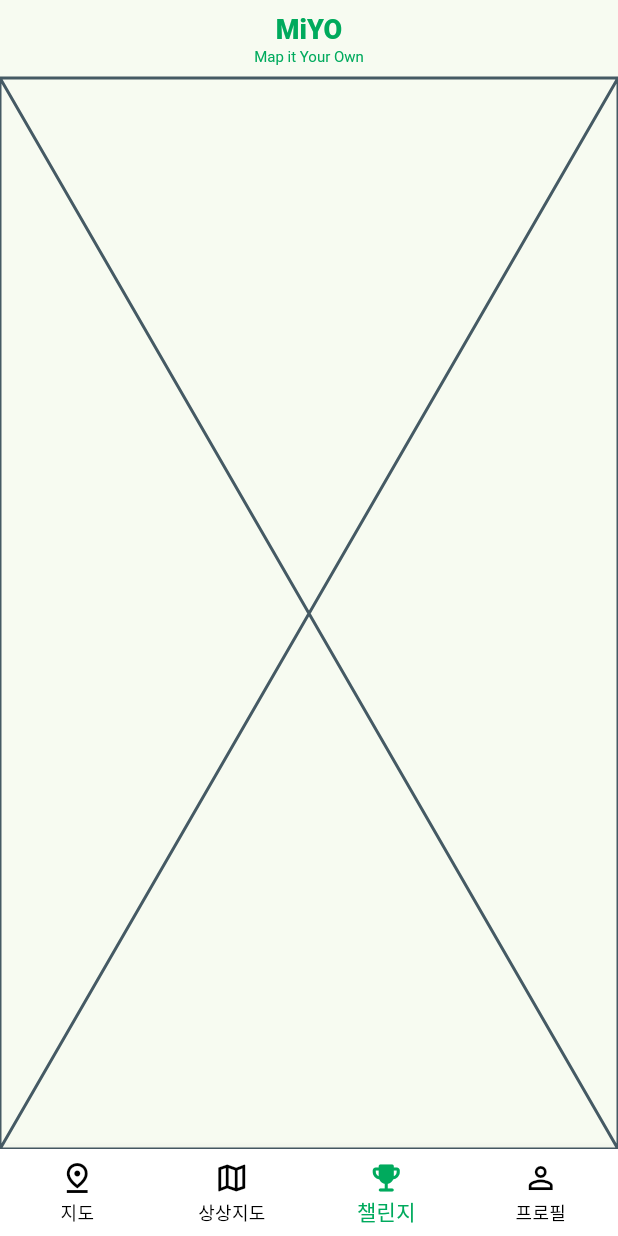
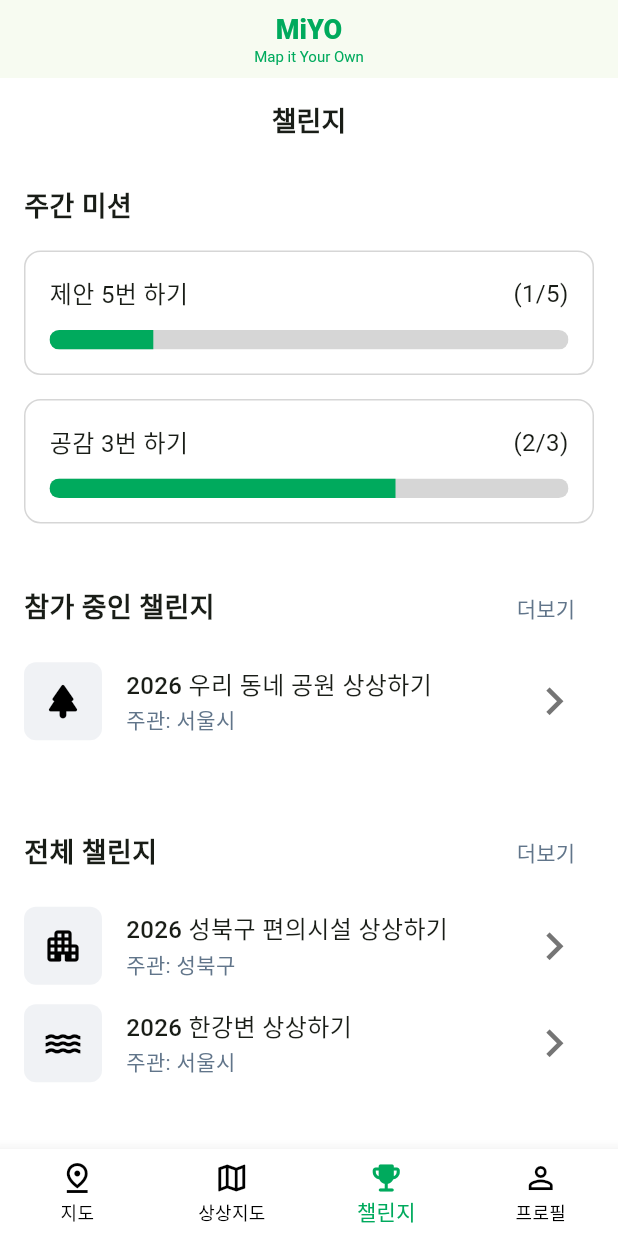
Before and after one commit to KMU-MiYO/MiYO-Frontend, a Flutter app: the screen it shows after launch, item 3 of the bottom bar chosen, on a phone screen of 412 x 824 dp. Run offline on Flutter 3.47's test engine with Material 3 defaults, Android fonts, the light colour scheme and no system bars; Roboto replaces fonts that are missing (Pretendard); project files that could hold a hidden picture were left out.

Commit message:
[FEAT] : 챌린지 기본 페이지 추가 및 챌린지 관련 세부 페이지 파일 추가

```diff
--- a/lib/screens/challenge_screen.dart
+++ b/lib/screens/challenge_screen.dart
@@ -1,4 +1,9 @@
 import 'package:flutter/material.dart';
+import 'package:miyo/components/title_appbar.dart';
+import 'package:miyo/components/challenge_mission.dart';
+import 'package:miyo/components/challenge_item.dart';
+import 'package:miyo/screens/challenge_all_screen.dart';
+import 'package:miyo/screens/challenge_ing_screen.dart';
 
 class ChallengeScreen extends StatefulWidget {
   const ChallengeScreen({super.key});
@@ -10,6 +15,100 @@ class ChallengeScreen extends StatefulWidget {
 class _ChallengeScreenState extends State<ChallengeScreen> {
   @override
   Widget build(BuildContext context) {
-    return const Placeholder();
+    return Scaffold(
+      appBar: const TitleAppbar(title: '챌린지'),
+      backgroundColor: Colors.white,
+      body: SingleChildScrollView(
+        child: Padding(
+          padding: const EdgeInsets.all(16.0),
+          child: Column(
+            crossAxisAlignment: CrossAxisAlignment.start,
+            children: [
+              // 주간 미션 섹션
+              const Text(
+                '주간 미션',
+                style: TextStyle(fontSize: 18, fontWeight: FontWeight.bold),
+              ),
+              const SizedBox(height: 16),
+              const ChallengeMission(title: '제안 5번 하기', progress: 1, total: 5),
+              const SizedBox(height: 16),
+              const ChallengeMission(title: '공감 3번 하기', progress: 2, total: 3),
+
+              const SizedBox(height: 32),
+
+              // 참가 중인 챌린지 섹션
+              Row(
+                mainAxisAlignment: MainAxisAlignment.spaceBetween,
+                children: [
+                  const Text(
+                    '참가 중인 챌린지',
+                    style: TextStyle(fontSize: 18, fontWeight: FontWeight.bold),
+                  ),
+                  TextButton(
+                    onPressed: () {
+                      Navigator.push(
+                        context,
+                        MaterialPageRoute(
+                          builder: (context) => const ChallengeIngScreen(),
+                        ),
+                      );
+                    },
+                    child: const Text(
+                      '더보기',
+                      style: TextStyle(color: Color(0xff61758A), fontSize: 14),
+                    ),
+                  ),
+                ],
+              ),
+              const SizedBox(height: 12),
+              const ChallengeItem(
+                icon: Icons.park_rounded,
+                title: '2026 우리 동네 공원 상상하기',
+                location: '서울시',
+              ),
+
+              const SizedBox(height: 50),
+
+              // 전체 챌린지 섹션
+              Row(
+                mainAxisAlignment: MainAxisAlignment.spaceBetween,
+                children: [
+                  const Text(
+                    '전체 챌린지',
+                    style: TextStyle(fontSize: 18, fontWeight: FontWeight.bold),
+                  ),
+                  TextButton(
+                    onPressed: () {
+                      Navigator.push(
+                        context,
+                        MaterialPageRoute(
+                          builder: (context) => const ChallengeAllScreen(),
+                        ),
+                      );
+                    },
+                    child: const Text(
+                      '더보기',
+                      style: TextStyle(color: Color(0xff61758A), fontSize: 14),
+                    ),
+                  ),
+                ],
+              ),
+              const SizedBox(height: 12),
+              const ChallengeItem(
+                icon: Icons.apartment_rounded,
+                title: '2026 성북구 편의시설 상상하기',
+                location: '성북구',
+              ),
+              const SizedBox(height: 12),
+              const ChallengeItem(
+                icon: Icons.water,
+                title: '2026 한강변 상상하기',
+                location: '서울시',
+              ),
+            ],
+          ),
+        ),
+      ),
+    );
   }
 }
```
Also changed, not shown: lib/screens/challenge_all_screen.dart (added, +19 -0 lines), lib/screens/challenge_detail_screen.dart (added, +19 -0 lines), lib/screens/challenge_ing_screen.dart (added, +19 -0 lines).
